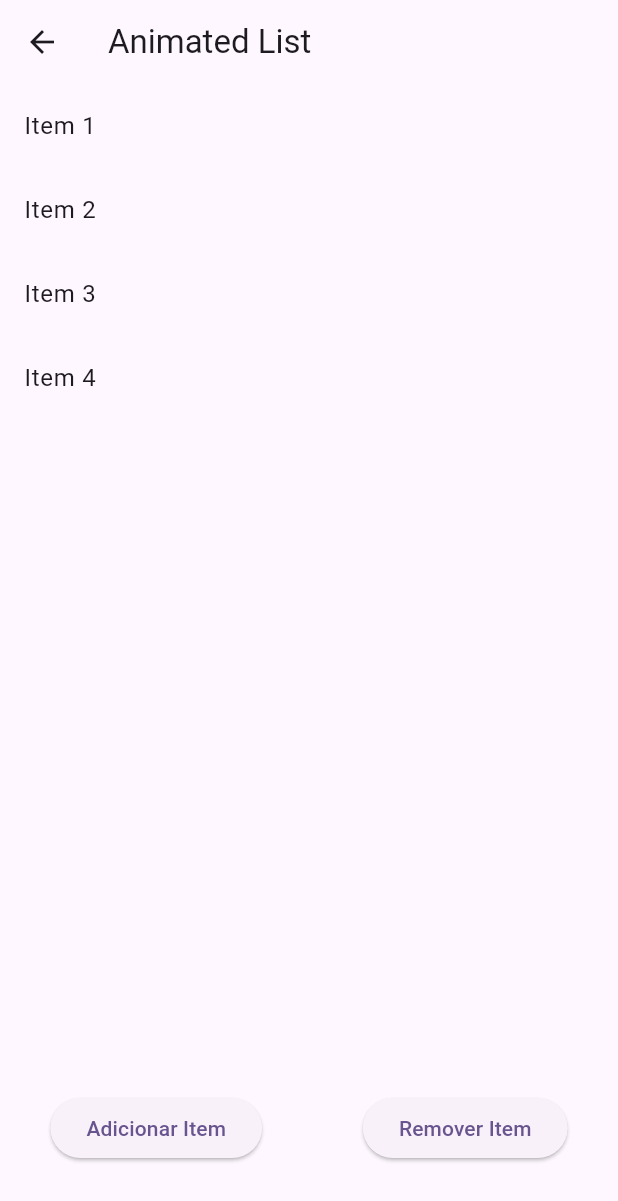
After one commit to WemersonDamasceno/things-to-study, a Flutter app: the AnimationsOptions screen opened directly, after a tap on "Animated List", on a phone screen of 412 x 824 dp. The commit adds this screen. Shown: the top 1201 px of the screen. Run offline on Flutter 3.47's test engine with Material 3 defaults, Android fonts, the phone set to English and light mode, and no system bars; statements that could not run were skipped.

Commit message:
feat: adding animation screen (animated list)

```diff
--- /dev/null
+++ b/lib/presentation/animations/animations_options.dart
@@ -0,0 +1,86 @@
+import 'package:flutter/material.dart';
+import 'package:things_to_study/presentation/animations/list_animated/animated_list.dart';
+
+class AnimationsOptions extends StatelessWidget {
+  const AnimationsOptions({super.key});
+
+  @override
+  Widget build(BuildContext context) {
+    return Scaffold(
+      appBar: AppBar(title: const Text('Animations in Flutter')),
+      body: SingleChildScrollView(
+        child: SizedBox(
+          height: MediaQuery.of(context).size.height,
+          width: MediaQuery.of(context).size.width,
+          child: Column(
+            crossAxisAlignment: CrossAxisAlignment.center,
+            children: [
+              ElevatedButton(
+                onPressed: () {
+                  Navigator.push(
+                    context,
+                    MaterialPageRoute(
+                      builder: (context) => const AnimatedListScreen(),
+                    ),
+                  );
+                },
+                child: const Text('Animated List'),
+              ),
+              const SizedBox(height: 20),
+              ElevatedButton(
+                onPressed: () {},
+                child: const Text('Animated Container'),
+              ),
+              const SizedBox(height: 20),
+              ElevatedButton(
+                onPressed: () {},
+                child: const Text('Animated CrossFade'),
+              ),
+              const SizedBox(height: 20),
+              ElevatedButton(
+                onPressed: () {},
+                child: const Text('Animated Opacity'),
+              ),
+              const SizedBox(height: 20),
+              ElevatedButton(
+                onPressed: () {},
+                child: const Text('Animated Size'),
+              ),
+              const SizedBox(height: 20),
+              ElevatedButton(
+                onPressed: () {},
+                child: const Text('Animated Position'),
+              ),
+              const SizedBox(height: 20),
+              ElevatedButton(
+                onPressed: () {},
+                child: const Text('Animated Align'),
+              ),
+              const SizedBox(height: 20),
+              ElevatedButton(
+                onPressed: () {},
+                child: const Text('Animated Padding'),
+              ),
+              const SizedBox(height: 20),
+              ElevatedButton(
+                onPressed: () {},
+                child: const Text('Animated DecoratedBox'),
+              ),
+              const SizedBox(height: 20),
+              ElevatedButton(
+                onPressed: () {},
+                child: const Text('Animated DefaultTextStyle'),
+              ),
+              const SizedBox(height: 20),
+              ElevatedButton(
+                onPressed: () {},
+                child: const Text('Animated Icon'),
+              ),
+              const SizedBox(height: 20),
+            ],
+          ),
+        ),
+      ),
+    );
+  }
+}
--- /dev/null
+++ b/lib/presentation/animations/list_animated/animated_list.dart
@@ -0,0 +1,84 @@
+import 'package:flutter/material.dart';
+
+class AnimatedListScreen extends StatefulWidget {
+  const AnimatedListScreen({super.key});
+
+  @override
+  State<AnimatedListScreen> createState() => _AnimatedListScreenState();
+}
+
+class _AnimatedListScreenState extends State<AnimatedListScreen> {
+  final GlobalKey<AnimatedListState> _listKey = GlobalKey();
+  final List<String> _items = ['Item 1', 'Item 2', 'Item 3', 'Item 4'];
+
+  @override
+  Widget build(BuildContext context) {
+    return Scaffold(
+      appBar: AppBar(title: const Text('Animated List')),
+      body: Column(
+        children: [
+          Expanded(
+            child: AnimatedList(
+              key: _listKey,
+              initialItemCount: _items.length,
+              itemBuilder: (context, index, animation) {
+                return _buildItem(_items[index], animation);
+              },
+            ),
+          ),
+          Row(
+            mainAxisAlignment: MainAxisAlignment.spaceAround,
+            children: [
+              ElevatedButton(
+                onPressed: _addItem,
+                child: const Text('Adicionar Item'),
+              ),
+              ElevatedButton(
+                onPressed: _removeItem,
+                child: const Text('Remover Item'),
+              ),
+            ],
+          ),
+          const SizedBox(height: 48),
+        ],
+      ),
+    );
+  }
+
+  // Constrói o item com animação de entrada pela direita
+  Widget _buildItem(String item, Animation<double> animation) {
+    return SlideTransition(
+      position: Tween<Offset>(
+        begin: const Offset(1, 0),
+        end: const Offset(0, 0),
+      ).animate(animation),
+      child: ListTile(
+        title: Text(item),
+      ),
+    );
+  }
+
+  // Função para adicionar item com animação
+  void _addItem() {
+    final int newIndex = _items.length;
+    _items.add('Item ${newIndex + 1}');
+    _listKey.currentState?.insertItem(
+      newIndex,
+      duration: const Duration(milliseconds: 500),
+    );
+  }
+
+  // Função para remover item com animação
+  void _removeItem() {
+    if (_items.isNotEmpty) {
+      final int index = _items.length - 1;
+      final String removedItem = _items.removeAt(index);
+
+      _listKey.currentState?.removeItem(
+        index,
+        (context, animation) => _buildItem(removedItem, animation),
+        duration: const Duration(milliseconds: 500),
+      );
+    }
+  }
+}
```
Also changed, not shown: lib/main.dart (+11 -0 lines), 4 other files.
